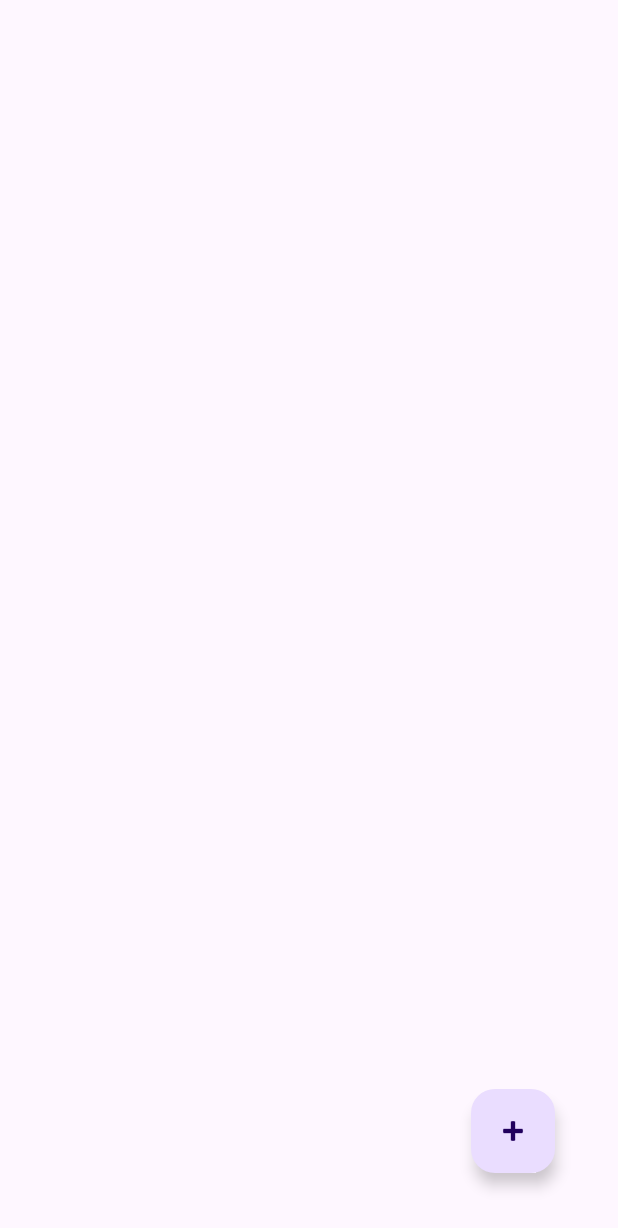
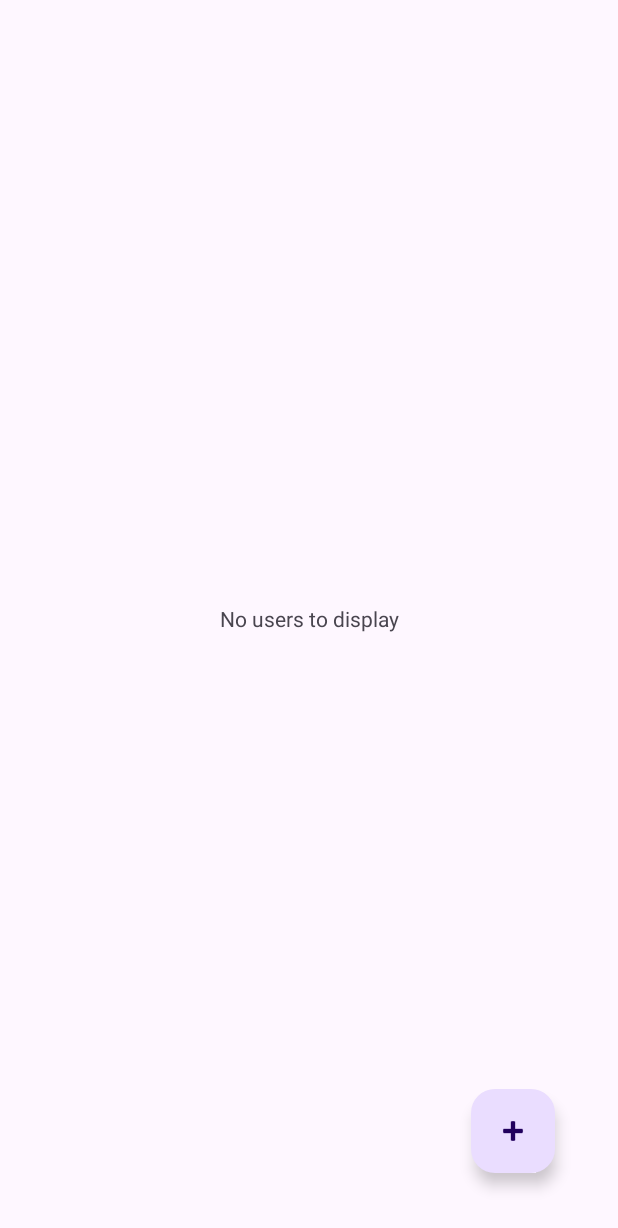
Before and after one commit to Shay-M/RetrofitRoomUserList, an Android app: the screen it shows after launch (MainActivity), on a phone screen of 412 x 824 dp. Shown: the top 1228 px of the screen. Run offline under Robolectric (Android 15) with nearby library versions, the phone set to English and light mode, and no system bars; our stand-ins replace Room's generated code; 2 statements that could not run were skipped.

Commit message:
feat(ui): add placeholder message when no users are available
Added a placeholder message to display when no users are available in the user list.

This message will be shown when the user list is empty. This improves the user experience by providing clear feedback when there are no users to display.

```diff
--- a/app/src/main/java/com/easysale/retrofitroomuserlist/ui/userlist/UserListFragment.java
+++ b/app/src/main/java/com/easysale/retrofitroomuserlist/ui/userlist/UserListFragment.java
@@ -62,10 +62,7 @@ public class UserListFragment extends Fragment {
             }
         });
 
-        binding.addUserButton.setOnClickListener(v -> {
-            Log.d("TAG", "onViewCreated: ");
-            Navigation.findNavController(v).navigate(R.id.action_userListFragment_to_addNewUserFragment);
-        });
+        binding.addUserButton.setOnClickListener(v -> Navigation.findNavController(v).navigate(R.id.action_userListFragment_to_addNewUserFragment));
     }
 
     private void setupRecyclerView(@NonNull View view) {
@@ -83,8 +80,9 @@ public class UserListFragment extends Fragment {
         userListViewModel.getUsersLiveData().observe(getViewLifecycleOwner(), users -> {
             if (users != null && !users.isEmpty()) {
                 userAdapter.setUserList(users);
+                binding.noUsersToDisplay.setVisibility(View.GONE);
             } else {
-                Log.d("UserRepository", "No users to display");
+                binding.noUsersToDisplay.setVisibility(View.VISIBLE);
             }
         });
     }
--- a/app/src/main/java/com/easysale/retrofitroomuserlist/ui/userlist/UserListViewModel.java
+++ b/app/src/main/java/com/easysale/retrofitroomuserlist/ui/userlist/UserListViewModel.java
@@ -8,6 +8,8 @@ import androidx.lifecycle.LiveData;
 
 import com.easysale.retrofitroomuserlist.data.model.User;
 import com.easysale.retrofitroomuserlist.repository.UserRepository;
+import com.easysale.retrofitroomuserlist.utils.messages.MessageDisplayer;
+import com.easysale.retrofitroomuserlist.utils.messages.SnackBarMessage;
 
 import java.util.List;
 
@@ -18,7 +20,6 @@ public class UserListViewModel extends AndroidViewModel {
     private final UserRepository userRepository;
     @Getter
     private final LiveData<List<User>> usersLiveData;
-
 
     public UserListViewModel(@NonNull Application application) {
         super(application);
@@ -31,7 +32,7 @@ public class UserListViewModel extends AndroidViewModel {
     }
 
     public LiveData<Boolean> addUser(User user) {
-        return  userRepository.addUser(user);
+        return userRepository.addUser(user);
     }
 
 
--- a/app/src/main/res/layout/fragment_user_list.xml
+++ b/app/src/main/res/layout/fragment_user_list.xml
@@ -6,6 +6,16 @@
     android:layout_height="match_parent"
     android:padding="10dp"
     tools:context=".ui.userlist.UserListFragment">
+
+    <TextView
+        android:id="@+id/no_users_to_display"
+        android:layout_width="wrap_content"
+        android:layout_height="wrap_content"
+        android:text="@string/no_users_to_display"
+        app:layout_constraintBottom_toBottomOf="parent"
+        app:layout_constraintEnd_toEndOf="@+id/linearLayout"
+        app:layout_constraintStart_toStartOf="@+id/linearLayout"
+        app:layout_constraintTop_toTopOf="parent" />
 
     <com.google.android.material.floatingactionbutton.FloatingActionButton
         android:id="@+id/addUserButton"
--- a/app/src/main/res/values/strings.xml
+++ b/app/src/main/res/values/strings.xml
@@ -15,4 +15,6 @@
     <string name="failed_to_delete_user">Failed to delete user</string>
     <string name="failed_to_update_user">Failed to update user</string>
     <string name="user_updated_successfully">User updated successfully</string>
+    <string name="user_deleted_successfully">User deleted successfully</string>
+    <string name="no_users_to_display">No users to display</string>
 </resources>
```
